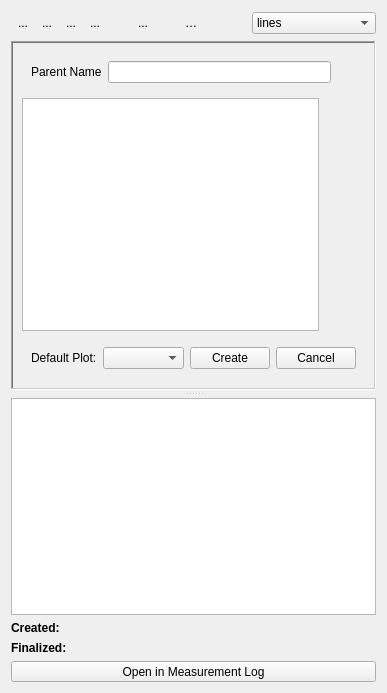
Qt form ui/NamedTraceui.ui (pyIonControl/IonControl) before a commit.
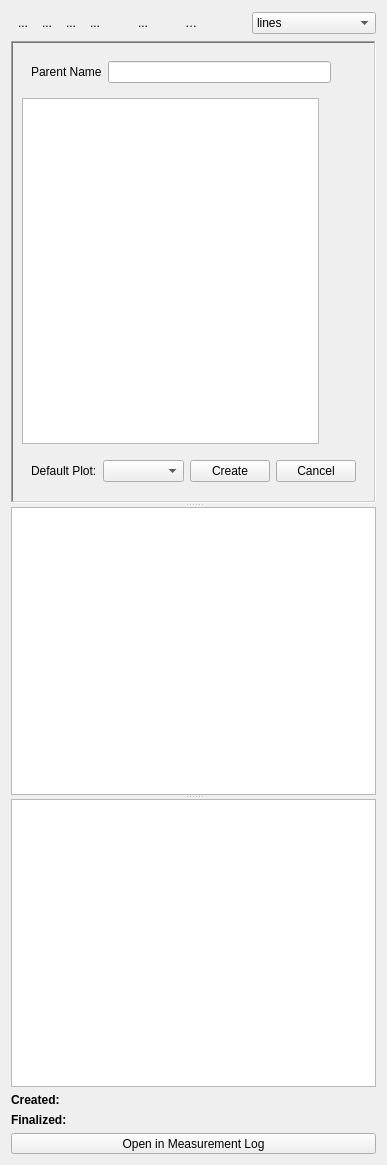
The same form after that commit. Icons and pictures are not drawn. Custom widgets are drawn as their Qt base class.

Commit message: beginnings of plot parameters for qubit data

Diff of the .ui file:
```diff
--- a/ui/NamedTraceui.ui
+++ b/ui/NamedTraceui.ui
@@ -7,7 +7,7 @@
     <x>0</x>
     <y>0</y>
     <width>387</width>
-    <height>693</height>
+    <height>1165</height>
    </rect>
   </property>
   <property name="windowTitle">
@@ -351,30 +351,9 @@
    </item>
    <item>
     <widget class="QSplitter" name="splitter">
-     <property name="enabled">
-      <bool>true</bool>
-     </property>
-     <property name="sizePolicy">
-      <sizepolicy hsizetype="Preferred" vsizetype="Expanding">
-       <horstretch>0</horstretch>
-       <verstretch>0</verstretch>
-      </sizepolicy>
-     </property>
-     <property name="baseSize">
-      <size>
-       <width>0</width>
-       <height>0</height>
-      </size>
-     </property>
      <property name="orientation">
       <enum>Qt::Vertical</enum>
      </property>
-     <property name="handleWidth">
-      <number>8</number>
-     </property>
-     <property name="childrenCollapsible">
-      <bool>false</bool>
-     </property>
      <widget class="QFrame" name="createTraceOptions">
       <property name="enabled">
        <bool>true</bool>
@@ -590,6 +569,7 @@
       </layout>
      </widget>
      <widget class="CategoryTreeView" name="traceView"/>
+     <widget class="ParameterTable" name="plotParamTable"/>
     </widget>
    </item>
    <item>
@@ -705,6 +685,11 @@
    <extends>QTreeView</extends>
    <header>uiModules.CategoryTree</header>
   </customwidget>
+  <customwidget>
+   <class>ParameterTable</class>
+   <extends>QTableView</extends>
+   <header>uiModules.ParameterTable</header>
+  </customwidget>
  </customwidgets>
  <resources>
   <include location="Experiment.qrc"/>
```
The commit also changes 5 other files.
